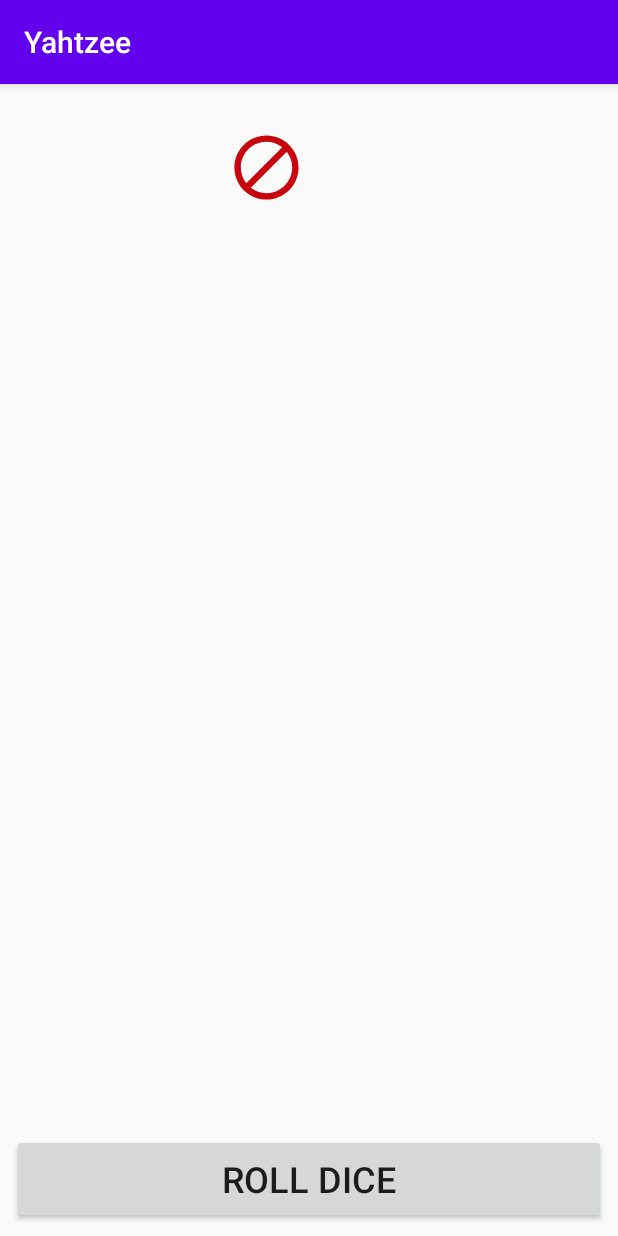
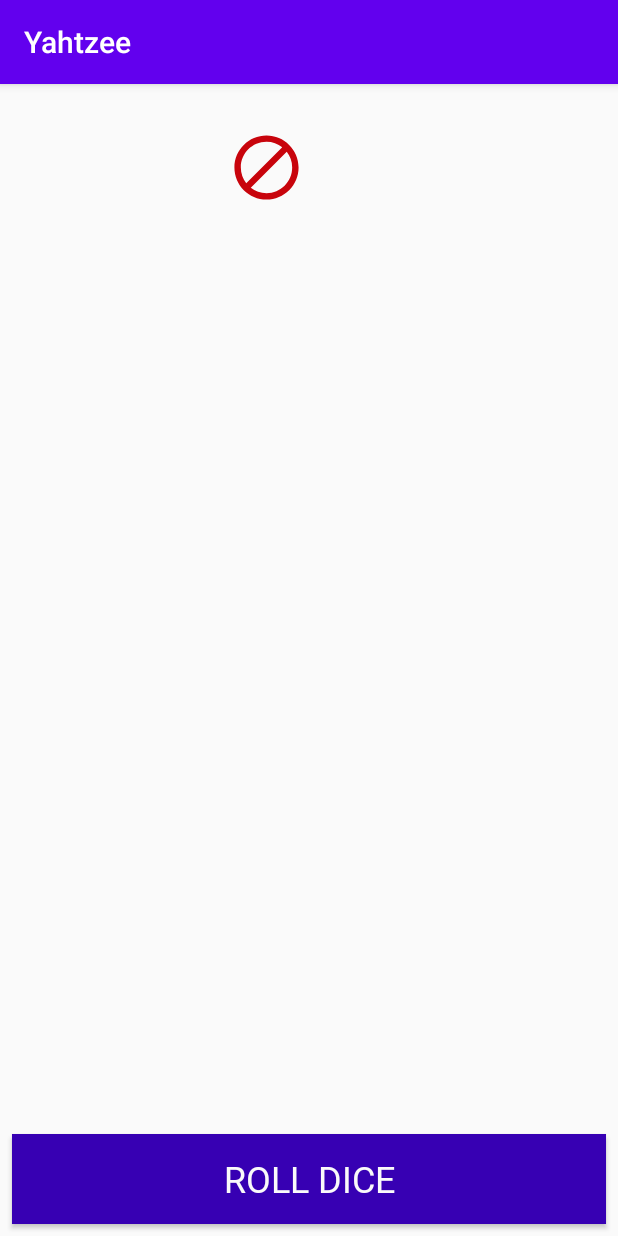
Before and after one commit to H3AR7B3A7/Yahtzee, an Android app: the screen it shows after launch (MainActivity), after a tap on an icon or button, on a phone screen of 412 x 824 dp. Run offline under Robolectric (Android 15) with nearby library versions, the phone set to English and light mode, and no system bars.

Commit message:
Button styling

```diff
--- a/app/src/main/res/layout/activity_main.xml
+++ b/app/src/main/res/layout/activity_main.xml
@@ -74,7 +74,10 @@
         android:layout_width="0dp"
         android:layout_height="0dp"
         android:layout_margin="8dp"
+        android:background="@color/colorPrimaryDark"
+        android:fontFamily="@font/roboto"
         android:text="@string/rollDice"
+        android:textColor="?android:attr/colorBackground"
         android:textSize="24sp"
         app:layout_constraintBottom_toBottomOf="parent"
         app:layout_constraintEnd_toEndOf="parent"
```
Also changed, not shown: app/src/main/res/font/roboto.ttf (added).
